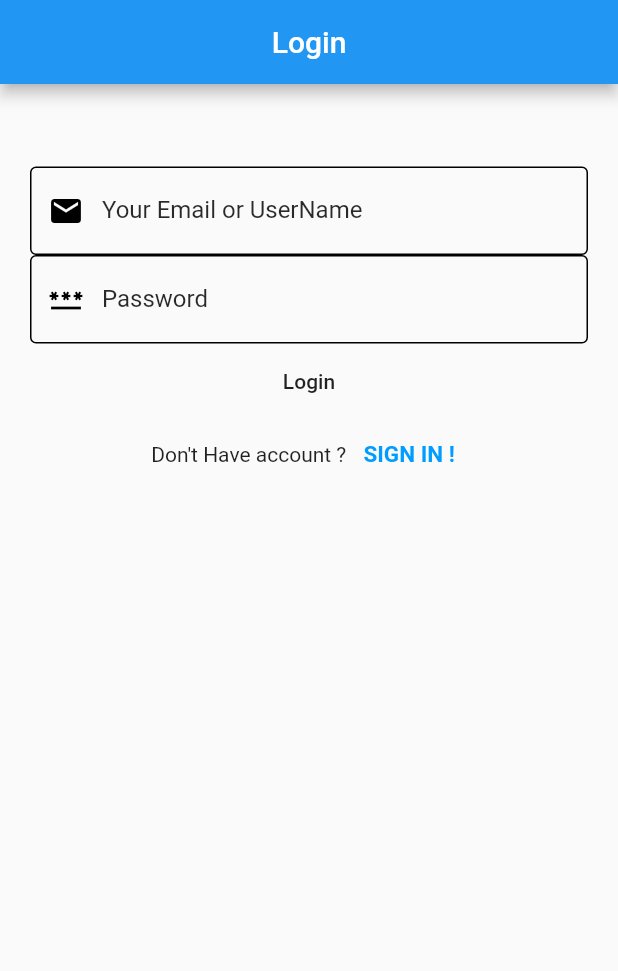
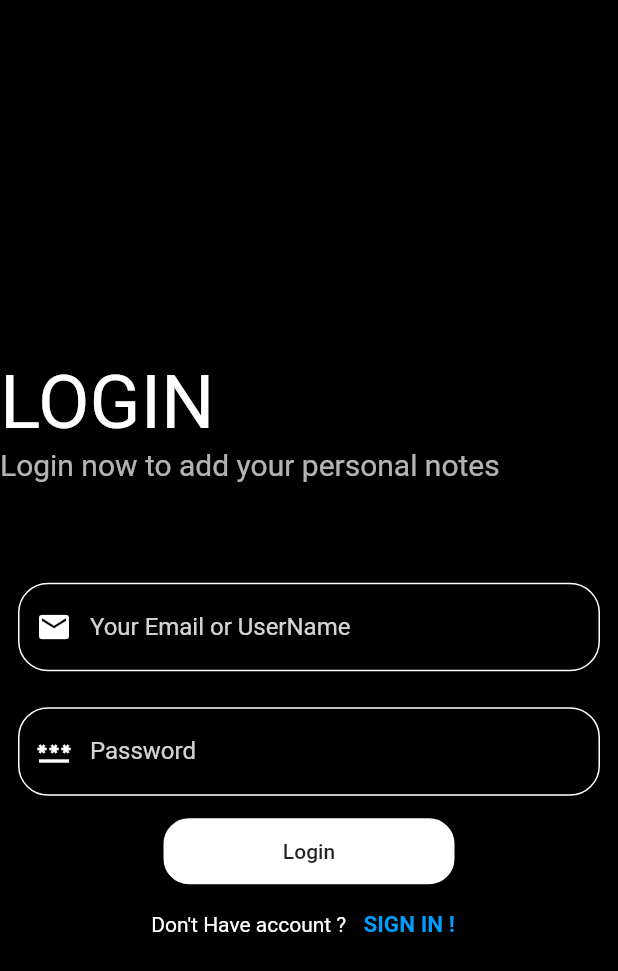
Before and after one commit to Nizar-Sweiss/Self-study-Lab, a Flutter app: the screen it shows after launch, on a phone screen of 412 x 824 dp. Shown: the top 971 px of the screen. Run offline on Flutter 3.47's test engine with Material 2 defaults, Android fonts, the phone set to English and light mode, and no system bars; our stand-ins replace cloud_firestore, firebase_auth, firebase_core, font_awesome_flutter, google_nav_bar; accounts and stored records are empty.

Commit message:
add: Login Screen Styling

```diff
--- a/main/lib/Screens/login_screen.dart
+++ b/main/lib/Screens/login_screen.dart
@@ -1,5 +1,6 @@
 import 'package:firebase_auth/firebase_auth.dart';
 import 'package:flutter/material.dart';
+import 'package:main/utility/random_color.dart';
 
 class LoginScreen extends StatefulWidget {
   const LoginScreen({super.key});
@@ -15,51 +16,86 @@ class _LoginScreenState extends State<LoginScreen> {
   @override
   Widget build(BuildContext context) {
     return Scaffold(
+      backgroundColor: Colors.black,
       appBar: AppBar(
-        title: Text("Login"),
+        elevation: 0,
+        backgroundColor: Colors.black,
+        shadowColor: Colors.white,
         centerTitle: true,
       ),
-      body: Padding(
-        padding: const EdgeInsets.all(20),
-        child: SingleChildScrollView(
+      body: SafeArea(
         child: Column(
+          mainAxisAlignment: MainAxisAlignment.center,
           children: [
+            Container(
+              alignment: Alignment.topLeft,
+              child: Text(
+                "LOGIN",
+                style: TextStyle(color: Colors.white, fontSize: 50),
+              ),
+            ),
+            Container(
+              alignment: Alignment.topLeft,
+              child: Text(
+                "Login now to add your personal notes ",
+                style: TextStyle(color: Colors.white70, fontSize: 20),
+              ),
+            ),
             SizedBox(
-              height: 35,
+              height: 55,
             ),
-            TextFormField(
+            Padding(
+              padding: const EdgeInsets.all(12.0),
+              child: TextFormField(
                   controller: emailController,
-                style: TextStyle(color: Color.fromARGB(255, 0, 0, 0)),
+                  style: TextStyle(color: Color.fromARGB(255, 255, 255, 255)),
                   decoration: InputDecoration(
                       enabledBorder: OutlineInputBorder(
+                        borderRadius: BorderRadius.all(Radius.circular(20.0)),
                         borderSide: BorderSide(
-                          width: 1, color: Color.fromARGB(255, 0, 0, 0)),
+                            width: 1,
+                            color: Color.fromARGB(255, 255, 255, 255)),
                       ),
                       labelText: "Your Email or UserName ",
-                    labelStyle: TextStyle(color: Color.fromARGB(213, 0, 0, 0)),
+                      labelStyle:
+                          TextStyle(color: Color.fromARGB(212, 255, 255, 255)),
                       border: OutlineInputBorder(),
                       prefixIcon: Icon(
                         Icons.email,
-                      color: Color.fromARGB(255, 0, 0, 0),
+                        color: Color.fromARGB(255, 255, 255, 255),
                       ))),
-            TextFormField(
+            ),
+            Padding(
+              padding: const EdgeInsets.all(12.0),
+              child: TextFormField(
                   controller: passwordController,
-                style: TextStyle(color: Color.fromARGB(255, 0, 0, 0)),
+                  style: TextStyle(color: Color.fromARGB(255, 255, 255, 255)),
                   decoration: InputDecoration(
                       enabledBorder: OutlineInputBorder(
+                        borderRadius: BorderRadius.all(Radius.circular(20.0)),
                         borderSide: BorderSide(
-                          width: 1, color: Color.fromARGB(255, 0, 0, 0)),
+                            width: 1,
+                            color: Color.fromARGB(255, 255, 255, 255)),
                       ),
                       labelText: "Password",
-                    labelStyle: TextStyle(color: Color.fromARGB(213, 0, 0, 0)),
+                      labelStyle:
+                          TextStyle(color: Color.fromARGB(212, 255, 255, 255)),
                       border: OutlineInputBorder(),
                       prefixIcon: Icon(
                         Icons.password,
-                      color: Color.fromARGB(255, 0, 0, 0),
+                        color: Color.fromARGB(255, 255, 255, 255),
                       ))),
+            ),
             Container(
               width: 200,
               height: 50,
+              decoration: BoxDecoration(
+                color: Colors.white,
+                border: Border.all(width: 3.0),
+                borderRadius: BorderRadius.all(Radius.circular(
+                        20.0) //                 <--- border radius here
+                    ),
+              ),
               child: MaterialButton(
                 onPressed: () async {
                   try {
@@ -72,6 +108,7 @@ class _LoginScreenState extends State<LoginScreen> {
                     //Navigator.popAndPushNamed(context, "Store");
                   } catch (e) {
                     ScaffoldMessenger.of(context).showSnackBar(SnackBar(
+                        backgroundColor: Color.fromARGB(255, 144, 2, 30),
                         content: Text(
                             "Something Went Wrong Check Your Email And Password")));
                   }
@@ -86,6 +123,7 @@ class _LoginScreenState extends State<LoginScreen> {
               children: [
                 Text(
                   "Don\'t Have account ? ",
+                  style: TextStyle(color: Colors.white),
                 ),
                 TextButton(
                   onPressed: () {
@@ -102,7 +140,7 @@ class _LoginScreenState extends State<LoginScreen> {
               ],
             ),
           ],
-        )),
+        ),
       ),
     );
   }
--- a/main/lib/widgets/appbar_widget.dart
+++ b/main/lib/widgets/appbar_widget.dart
@@ -1,8 +1,7 @@
-import 'dart:js';
-
 import 'package:flutter/material.dart';
 import 'package:font_awesome_flutter/font_awesome_flutter.dart';
 import 'package:main/widgets/widgets.dart';
+
 // ignore: non_constant_identifier_names
 AppBarWidget(context) {
   return AppBar(
```
Lines whose indentation alone changed are shown as unchanged.
